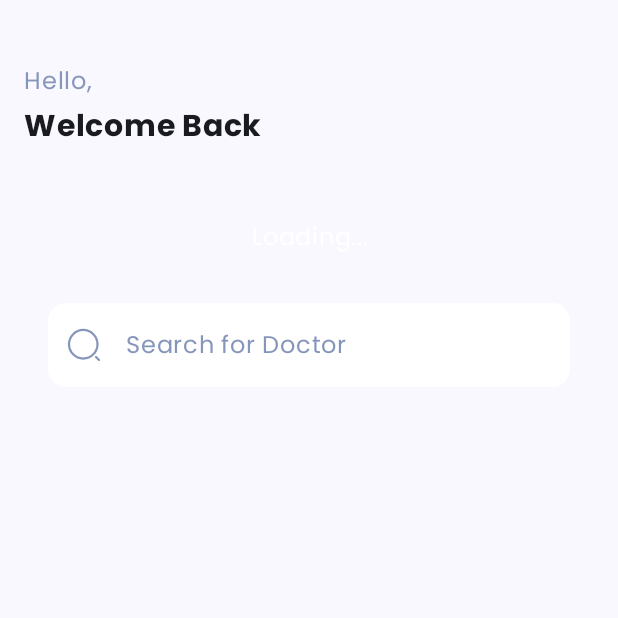
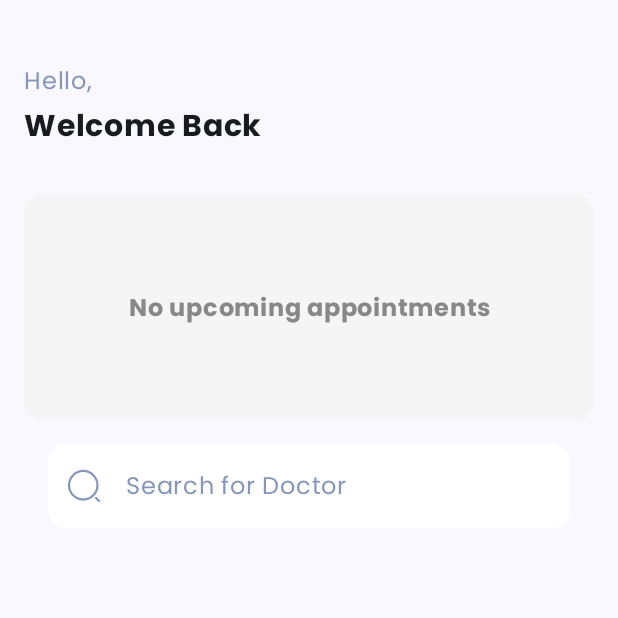
Before and after one commit to josefchann/MDP_20399316, an Android app built with Jetpack Compose: the composable HomeScreen shown on its own in the app's theme, on a phone screen of 412 x 824 dp, the top half of it. Run offline under Robolectric (Android 15) with nearby library versions, the light colour scheme and no system bars; our stand-ins replace Firebase (no records; nobody signed in at launch, a user with empty details on screens opened directly).

Commit message:
removed: redundant and unnecessary code

```diff
--- a/app/build.gradle.kts
+++ b/app/build.gradle.kts
@@ -56,6 +56,7 @@ dependencies {
     implementation(libs.firebase.database.ktx)
     implementation(libs.material)
     implementation(libs.androidx.runtime.livedata)
+    implementation(libs.androidx.ui.test.android)
     val credentialsManagerVersion = "1.5.0-alpha05"
     implementation("androidx.credentials:credentials:$credentialsManagerVersion")
     implementation ("com.google.android.gms:play-services-auth:20.4.0'")
@@ -64,6 +65,7 @@ dependencies {
 
     implementation ("io.coil-kt:coil-compose:2.5.0")
     implementation ("androidx.lifecycle:lifecycle-viewmodel-compose:2.6.2")
+    implementation (libs.androidx.work.runtime.ktx)
     implementation(libs.androidx.core.ktx)
     implementation(libs.androidx.lifecycle.runtime.ktx)
     implementation(libs.androidx.activity.compose)
--- a/app/src/main/AndroidManifest.xml
+++ b/app/src/main/AndroidManifest.xml
@@ -4,6 +4,8 @@
 
     <uses-permission android:name="android.permission.INTERNET" />
     <uses-permission android:name="android.permission.ACCESS_NETWORK_STATE" />
+    <uses-permission android:name="android.permission.POST_NOTIFICATIONS" />
+
 
     <application
         android:allowBackup="true"
--- a/app/src/main/java/com/haw/mobiledeviceprogramming/presentation/screen/HomeScreen.kt
+++ b/app/src/main/java/com/haw/mobiledeviceprogramming/presentation/screen/HomeScreen.kt
@@ -5,9 +5,11 @@ import DoctorViewModel
 import android.util.Log
 import androidx.compose.foundation.Image
 import androidx.compose.foundation.layout.Arrangement
+import androidx.compose.foundation.layout.Box
 import androidx.compose.foundation.layout.Column
 import androidx.compose.foundation.layout.Row
 import androidx.compose.foundation.layout.Spacer
+import androidx.compose.foundation.layout.fillMaxSize
 import androidx.compose.foundation.layout.fillMaxWidth
 import androidx.compose.foundation.layout.height
 import androidx.compose.foundation.layout.padding
@@ -172,7 +174,9 @@ private fun ScheduleContent(
     // Get a random appointment or show loading state
     val appointment = if (appointments.isNotEmpty()) appointments.random() else null
 
+    // Conditional rendering based on appointment status
     if (appointment != null) {
+        // Display the upcoming appointment details
         Surface(
             modifier = modifier.fillMaxWidth(),
             shape = RoundedCornerShape(12.dp),
@@ -265,18 +269,31 @@ private fun ScheduleContent(
             }
         }
     } else {
-        // Loading placeholder
-        Text(
-            text = "Loading...",
+        // Show a "No upcoming appointments" placeholder as a card
+        Surface(
             modifier = Modifier
                 .fillMaxWidth()
-                .padding(vertical = 16.dp),
-            color = Color.White,
-            fontFamily = poppinsFontFamily,
-            textAlign = TextAlign.Center
-        )
+                .height(150.dp),
+            shape = RoundedCornerShape(12.dp),
+            color = Color(0xFFF5F5F5)
+        ) {
+            Box(
+                modifier = Modifier.padding(24.dp), // Add padding inside the card
+                contentAlignment = Alignment.Center
+            ) {
+                Text(
+                    text = "No upcoming appointments",
+                    color = Color.Gray,
+                    fontFamily = poppinsFontFamily,
+                    fontWeight = FontWeight.SemiBold,
+                    fontSize = 16.sp,
+                    textAlign = TextAlign.Center
+                )
+            }
+        }
     }
 }
+
 
 
 @Composable
```
Also changed, not shown: app/src/main/java/com/haw/mobiledeviceprogramming/presentation/components/ScheduleTimeContent.kt (deleted, +0 -33 lines), app/src/main/java/com/haw/mobiledeviceprogramming/presentation/utils/AuthenticationManager.kt (+1 -23 lines).
